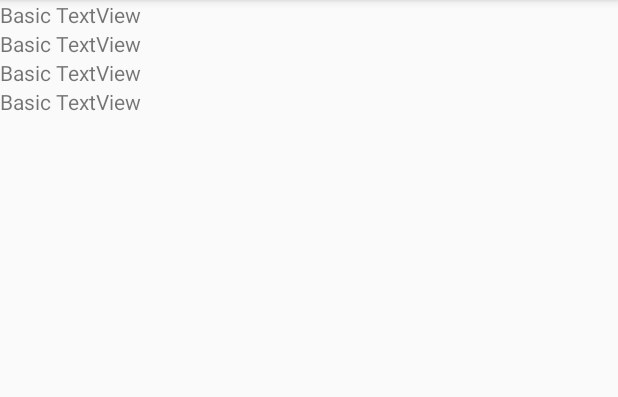
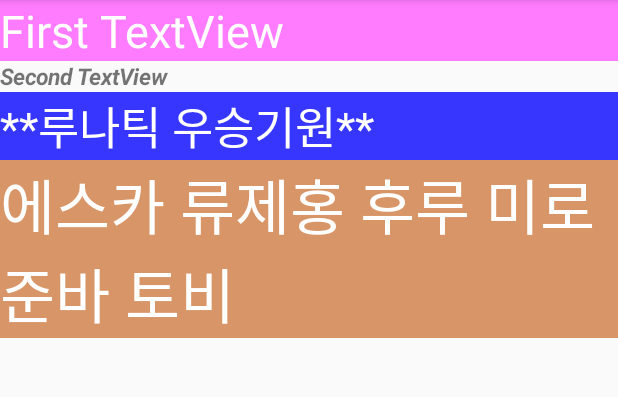
Before and after one commit to sinyoung550/JavaWidgetControl, an Android app: the screen it shows after launch (MainActivity), on a phone screen of 412 x 824 dp, the part 84-481 px from its top. Run offline under Robolectric (Android 15) with nearby library versions, the phone set to English and light mode, and no system bars.

Commit message:
#2 chage widget in the java

```diff
--- a/app/src/main/java/com/example/tlsdu/javawidgetcontrol/MainActivity.java
+++ b/app/src/main/java/com/example/tlsdu/javawidgetcontrol/MainActivity.java
@@ -1,7 +1,10 @@
 package com.example.tlsdu.javawidgetcontrol;
 
+import android.graphics.Color;
+import android.graphics.Typeface;
 import android.support.v7.app.AppCompatActivity;
 import android.os.Bundle;
+import android.widget.TextView;
 
 public class MainActivity extends AppCompatActivity {
 
@@ -9,5 +12,29 @@ public class MainActivity extends AppCompatActivity {
     protected void onCreate(Bundle savedInstanceState) {
         super.onCreate(savedInstanceState);
         setContentView(R.layout.activity_main);
+
+        TextView text1=(TextView) findViewById(R.id.text1);
+        TextView text2=(TextView) findViewById(R.id.text2);
+        TextView text3=(TextView) findViewById(R.id.text3);
+        TextView text4=(TextView) findViewById(R.id.text4);
+
+        text1.setText("First TextView");
+        text1.setTextSize(30);
+        text1.setBackgroundColor(Color.rgb(255,123,255));
+        text1.setTextColor(Color.WHITE);
+
+        text2.setText(R.string.text2_str);
+        text2.setTypeface(Typeface.SANS_SERIF,Typeface.BOLD_ITALIC);
+        text2.setTextSize(15);
+
+        text3.setText("**루나틱 우승기원**");
+        text3.setTextSize(30);
+        text3.setBackgroundColor(Color.argb(200,0,0,255));
+        text3.setTextColor(Color.WHITE);
+
+        text4.setText("에스카 류제홍 후루 미로 준바 토비");
+        text4.setTextSize(40);
+        text4.setBackgroundColor(Color.argb(170,200,100,30));
+        text4.setTextColor(Color.WHITE);
     }
 }
--- a/app/src/main/res/values/strings.xml
+++ b/app/src/main/res/values/strings.xml
@@ -1,3 +1,4 @@
 <resources>
     <string name="app_name">JavaWidgetControl</string>
+    <string name="text2_str">Second TextView</string>
 </resources>
```
